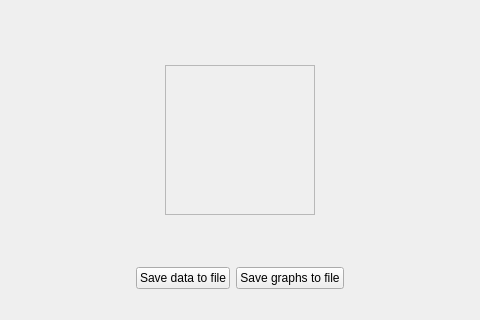
Before: the Qt Designer form src/pyAnimalTrack/ui/View/DeadReckoningWindow.ui in davemccormick/pyAnimalTrack, drawn with Qt 5; both pictures show x 160 to 640 and y 280 to 600 of the 800 by 600 pixel window.
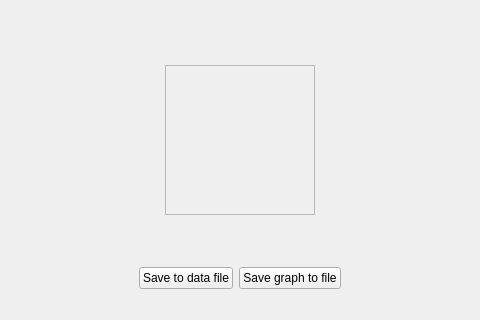
After: the same form once the commit is applied.

The edit to the form file:
```diff
--- a/src/pyAnimalTrack/ui/View/DeadReckoningWindow.ui
+++ b/src/pyAnimalTrack/ui/View/DeadReckoningWindow.ui
@@ -186,14 +186,14 @@
            </sizepolicy>
           </property>
           <property name="text">
-           <string>Save data to file</string>
+           <string>Save to data file</string>
           </property>
          </widget>
         </item>
         <item>
          <widget class="QPushButton" name="saveToGraphFileButton">
           <property name="text">
-           <string>Save graphs to file</string>
+           <string>Save graph to file</string>
           </property>
          </widget>
         </item>
```
Left out of the diff: 2 changed lines with no effect on the pictures.
